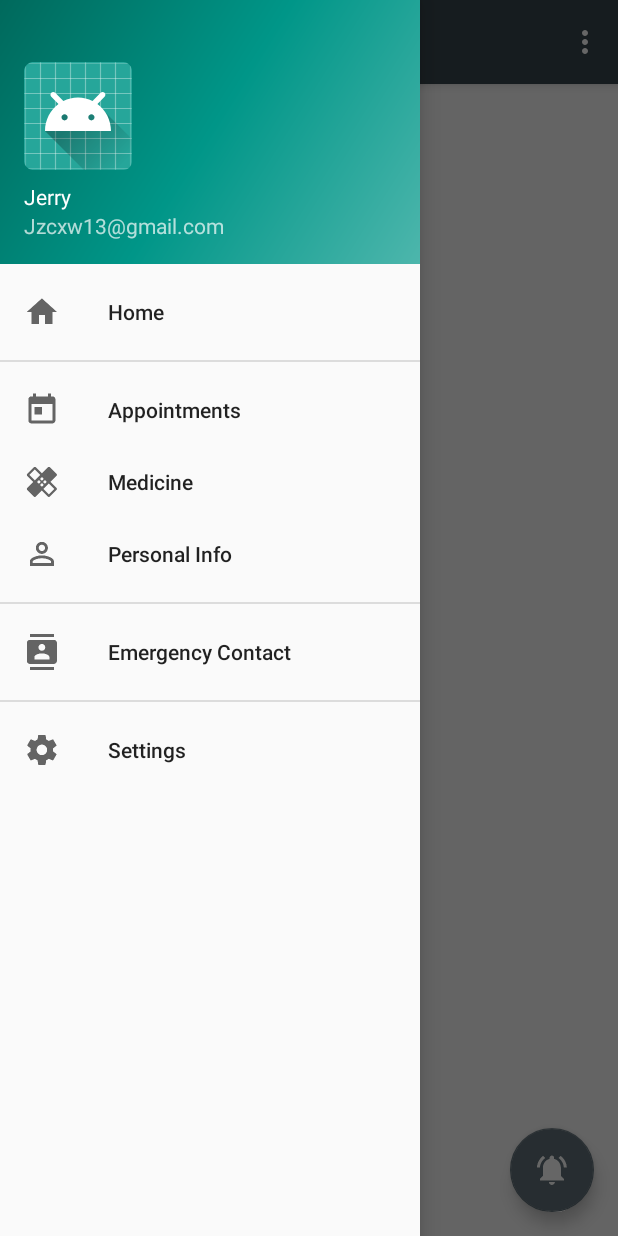
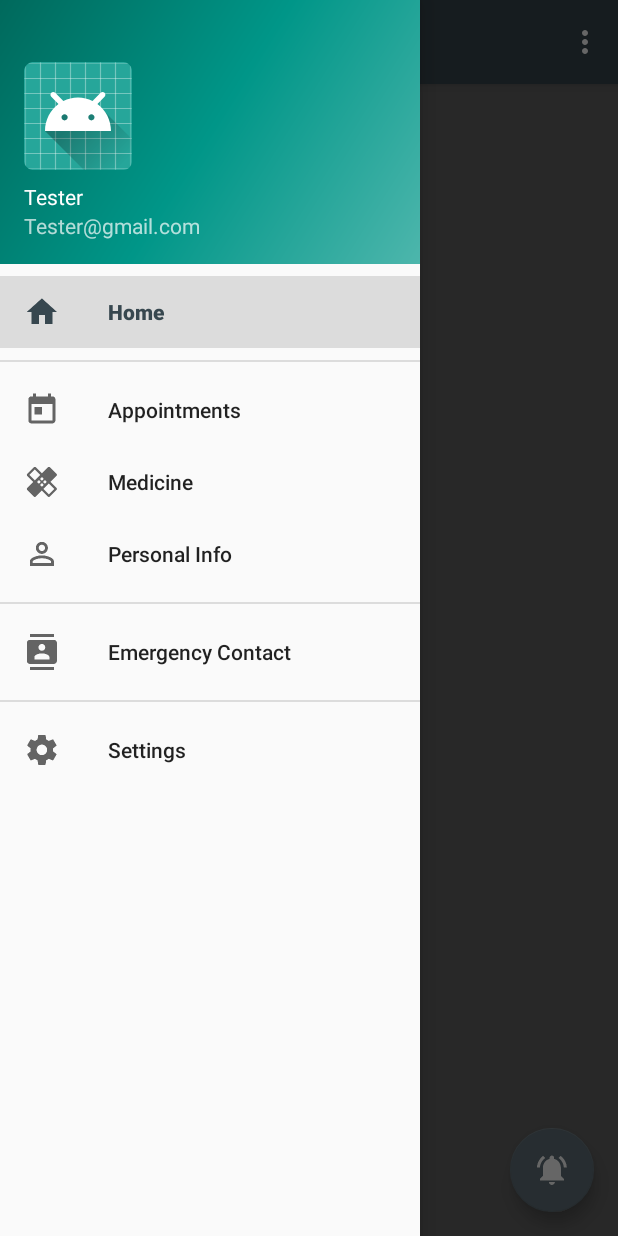
Before and after one commit to Anraza-Valtieri/2105-Mobile, an Android app: the screen it shows after launch (MainActivity), with the side drawer open, on a phone screen of 412 x 824 dp. Run offline under Robolectric (Android 15) with nearby library versions, the phone set to English and light mode, and no system bars.

Commit message:
Added toolbar support
Name will now change to title.
Default to home on start up

```diff
--- a/app/src/main/java/com/team3/ict2105/myapplication/MainActivity.java
+++ b/app/src/main/java/com/team3/ict2105/myapplication/MainActivity.java
@@ -50,6 +50,8 @@ public class MainActivity extends AppCompatActivity
 
 		navigationView = (NavigationView) findViewById(R.id.nav_view);
 		navigationView.setNavigationItemSelectedListener(this);
+		navigationView.getMenu().getItem(0).setChecked(true);
+		onNavigationItemSelected(navigationView.getMenu().getItem(0));
 
 		// Navigation view header
 		navHeader = navigationView.getHeaderView(0);
@@ -59,6 +61,8 @@ public class MainActivity extends AppCompatActivity
 
 		// SET UP Nav drawer Header
 		loadNavHeader();
+
+
 	}
 
 	/***
@@ -68,8 +72,8 @@ public class MainActivity extends AppCompatActivity
 	 */
 	private void loadNavHeader() {
 		// name, Email
-		txtName.setText("Jerry");
-		txtEmail.setText("Jzcxw13@gmail.com");
+		txtName.setText("Tester");
+		txtEmail.setText("Tester@gmail.com");
 	}
 
 	@Override
@@ -113,18 +117,27 @@ public class MainActivity extends AppCompatActivity
 		if (id == R.id.nav_appointment) {
 			Snackbar.make(navigationView, "Now in Appointment", Snackbar.LENGTH_SHORT)
 				.setAction("Action", null).show();
+			getSupportActionBar().setTitle(item.getTitle());
 		} else if (id == R.id.nav_medicines) {
 			Snackbar.make(navigationView, "Now in Medicines", Snackbar.LENGTH_SHORT)
 					.setAction("Action", null).show();
+			getSupportActionBar().setTitle(item.getTitle());
 		} else if (id == R.id.nav_personal) {
 			Snackbar.make(navigationView, "Now in Personal", Snackbar.LENGTH_SHORT)
 					.setAction("Action", null).show();
+			getSupportActionBar().setTitle(item.getTitle());
 		} else if (id == R.id.nav_emergency) {
 			Snackbar.make(navigationView, "Now in Emergency", Snackbar.LENGTH_SHORT)
 					.setAction("Action", null).show();
+			getSupportActionBar().setTitle(item.getTitle());
 		} else if (id == R.id.nav_settings) {
 			Snackbar.make(navigationView, "Now in Settings", Snackbar.LENGTH_SHORT)
 					.setAction("Action", null).show();
+			getSupportActionBar().setTitle(item.getTitle());
+		} else if (id == R.id.nav_home) {
+			Snackbar.make(navigationView, "Now in Home", Snackbar.LENGTH_SHORT)
+					.setAction("Action", null).show();
+			getSupportActionBar().setTitle(item.getTitle());
 		}
 
 		DrawerLayout drawer = (DrawerLayout) findViewById(R.id.drawer_layout);
--- a/app/src/main/res/layout/activity_main.xml
+++ b/app/src/main/res/layout/activity_main.xml
@@ -7,6 +7,12 @@
     android:layout_height="match_parent"
     android:fitsSystemWindows="true"
     tools:openDrawer="start">
+    <android.support.v7.widget.Toolbar
+        android:id="@+id/toolbar_actionbar"
+        android:background="@null"
+        android:layout_width="match_parent"
+        android:layout_height="?actionBarSize"
+        android:fitsSystemWindows="true" />
 
     <include
         layout="@layout/app_bar_main"
```
Also changed, not shown: app/src/main/java/com/team3/ict2105/myapplication/Appointment.java (deleted, +0 -8 lines), app/src/main/java/com/team3/ict2105/myapplication/LoginActivity.java (added, +8 -0 lines).
